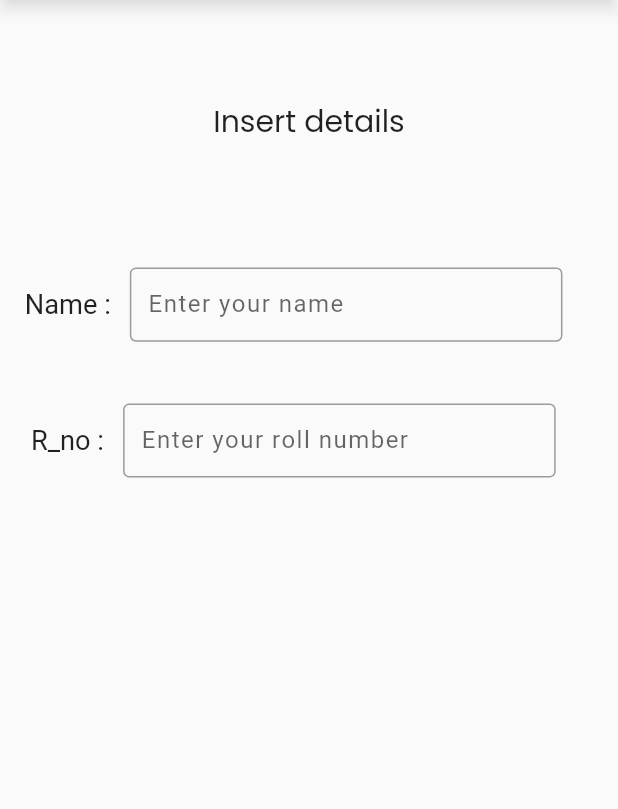
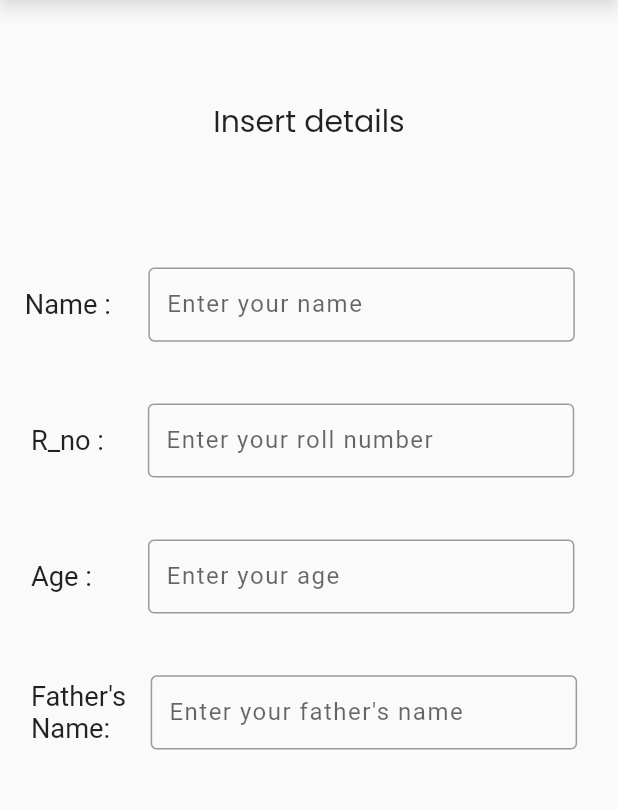
Before and after one commit to dhruvmaindola227/Flutter-Firebase, a Flutter app: the screen it shows after launch, on a phone screen of 412 x 824 dp, the part 84-893 px from its top. Run offline on Flutter 3.47's test engine with Material 2 defaults, Android fonts, the phone set to English and light mode, and no system bars; our stand-ins replace google_fonts.

Commit message:
minor ui changes

```diff
--- a/lib/main.dart
+++ b/lib/main.dart
@@ -81,7 +81,9 @@ class _MainScreenState extends State<MainScreen> {
               padding: EdgeInsets.only(left : screenWidth * 0.02),
               child: SizedBox(
                 height: screenHeight * 0.06,
-                width: screenWidth * 0.7,
+                width: screenWidth * 0.72,
+                child: Padding(
+                  padding: EdgeInsets.only(left : screenWidth * 0.03),
                   child: const TextField(
                       style: TextStyle(
                         letterSpacing: 1.0
@@ -90,6 +92,7 @@ class _MainScreenState extends State<MainScreen> {
                         focusColor: Colors.white,
                         border: OutlineInputBorder(),
                         labelText: "Enter your name",
+                      ),
                     ),
                 ),
               ),
@@ -110,7 +113,9 @@ class _MainScreenState extends State<MainScreen> {
                 padding: EdgeInsets.only(left: screenWidth * 0.02),
                 child: SizedBox(
                   height: screenHeight * 0.06,
-                  width: screenWidth * 0.7,
+                  width: screenWidth * 0.73,
+                  child: Padding(
+                    padding: EdgeInsets.only(left : screenWidth * 0.04),
                     child: const TextField(
                       style: TextStyle(letterSpacing: 1.0),
                       decoration: InputDecoration(
@@ -121,9 +126,70 @@ class _MainScreenState extends State<MainScreen> {
                     ),
                   ),
                 ),
+              ),
             ],
           ),
-        )
+        ),
+        Padding(
+          padding: EdgeInsets.only(
+              left: screenWidth * 0.05, top: screenHeight * 0.05),
+          child: Row(
+            children: [
+              const Text(
+                "Age : ",
+                textScaleFactor: 1.3,
+              ),
+              Padding(
+                padding: EdgeInsets.only(left: screenWidth * 0.03),
+                child: SizedBox(
+                  height: screenHeight * 0.06,
+                  width: screenWidth * 0.74,
+                  child: Padding(
+                    padding: EdgeInsets.only(left : screenWidth * 0.05),
+                    child: const TextField(
+                      style: TextStyle(letterSpacing: 1.0),
+                      decoration: InputDecoration(
+                        focusColor: Colors.white,
+                        border: OutlineInputBorder(),
+                        labelText: "Enter your age",
+                      ),
+                    ),
+                  ),
+                ),
+              ),
+            ],
+          ),
+        ),
+        Padding(
+          padding: EdgeInsets.only(
+              left: screenWidth * 0.05, top: screenHeight * 0.05),
+          child: Row(
+            children: [
+              const Text(
+                "Father's\nName: ",
+                textScaleFactor: 1.3,
+              ),
+              Padding(
+                padding: EdgeInsets.only(left: screenWidth * 0.03),
+                child: SizedBox(
+                  height: screenHeight * 0.06,
+                  width: screenWidth * 0.7,
+                  child: Padding(
+                    padding:  EdgeInsets.only(left : screenWidth * 0.01),
+                    child: const TextField(
+                      style: TextStyle(letterSpacing: 1.0),
+                      decoration: InputDecoration(
+                        focusColor: Colors.white,
+                        border: OutlineInputBorder(),
+                        labelText: "Enter your father's name",
+                      ),
+                    ),
+                  ),
+                ),
+              ),
+            ],
+          ),
+        ),
       ],
     );
   }
```
Lines whose indentation alone changed are shown as unchanged.
